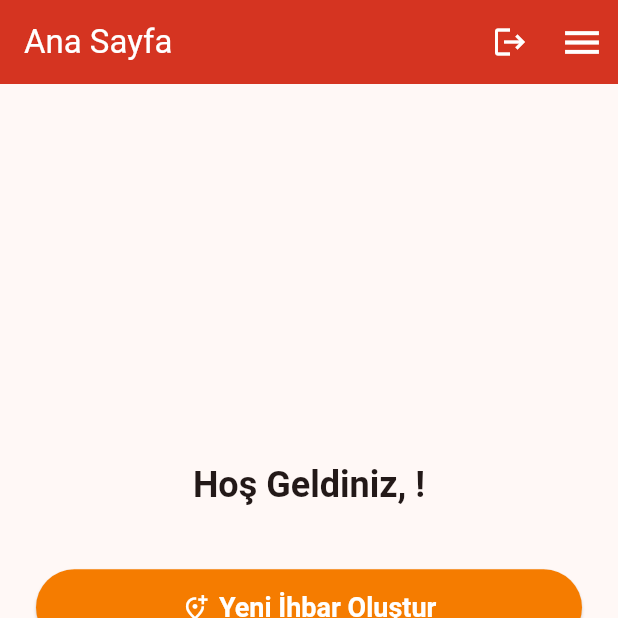
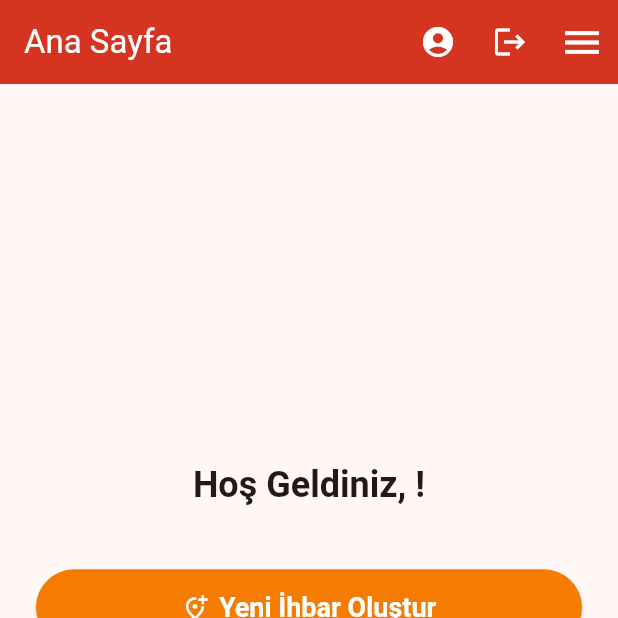
Before and after one commit to asude2/softwareEngineering_project, a Flutter app: the screen it shows once a user with an empty profile is signed in, on a phone screen of 412 x 824 dp, the top half of it. Run offline on Flutter 3.47's test engine with Material 3 defaults, Android fonts, the phone set to English and light mode, and no system bars; our stand-ins replace cloud_firestore, firebase_auth, firebase_core, flutter_map, geocoding, geolocator and 1 more; accounts and stored records are empty.

Commit message:
profil sayfasına geçmek için olan drawer kısmı yerine toolbar'a bir icon eklendi

```diff
--- a/lib/NormalPersonPage.dart
+++ b/lib/NormalPersonPage.dart
@@ -14,8 +14,18 @@ class NormalKullaniciAnaSayfasi extends StatelessWidget {
     return Scaffold(
       appBar: AppBar(
         title: const Text('Ana Sayfa'),
-        automaticallyImplyLeading: false, // Geri butonunu kaldırır, menü ile açılır
+        automaticallyImplyLeading: false,
         actions: [
+          IconButton(
+            icon: const Icon(Icons.account_circle, color: Colors.white),
+            tooltip: 'Profil',
+            onPressed: () {
+              Navigator.push(
+                context,
+                MaterialPageRoute(builder: (context) => const ProfilePage()),
+              );
+            },
+          ),
           IconButton(
             icon: const Icon(Icons.logout, color: Colors.white),
             tooltip: 'Çıkış Yap',
@@ -26,7 +36,9 @@ class NormalKullaniciAnaSayfasi extends StatelessWidget {
                   title: const Text('Çıkış Yap'),
                   content: const Text('Oturumu sonlandırmak istediğinizden emin misiniz?'),
                   actions: [
-                    TextButton(onPressed: () => Navigator.of(context).pop(false), child: const Text('Hayır')),
+                    TextButton(
+                        onPressed: () => Navigator.of(context).pop(false),
+                        child: const Text('Hayır')),
                     ElevatedButton(
                         style: ElevatedButton.styleFrom(backgroundColor: Theme.of(context).primaryColor),
                         onPressed: () => Navigator.of(context).pop(true),
```
